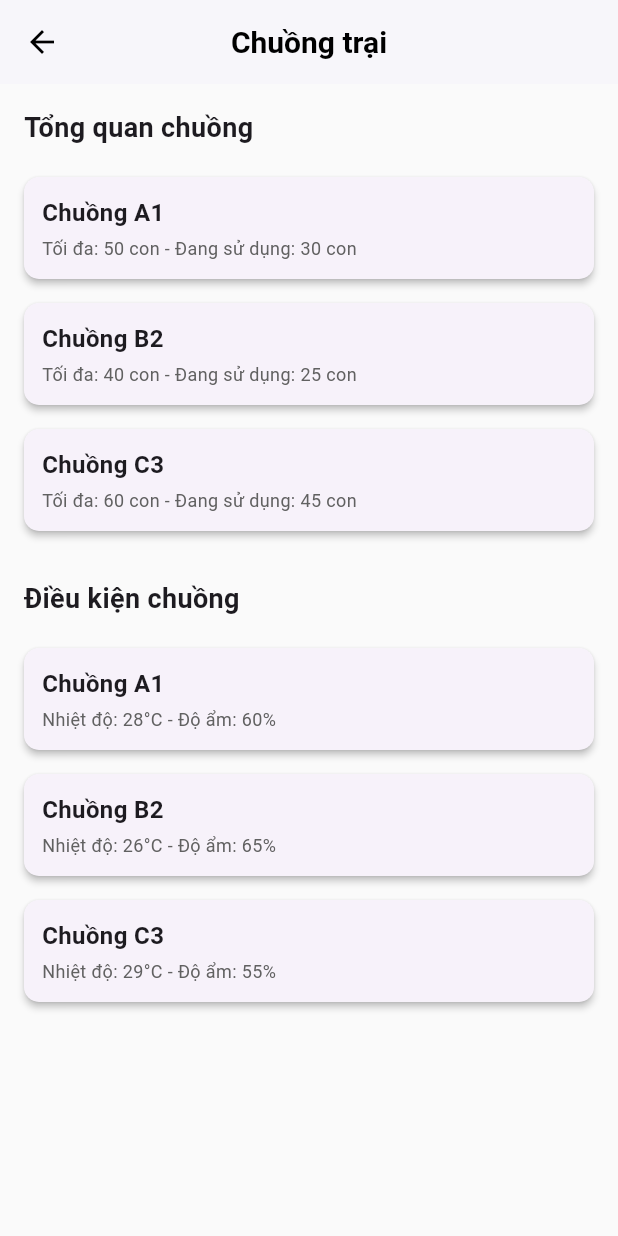
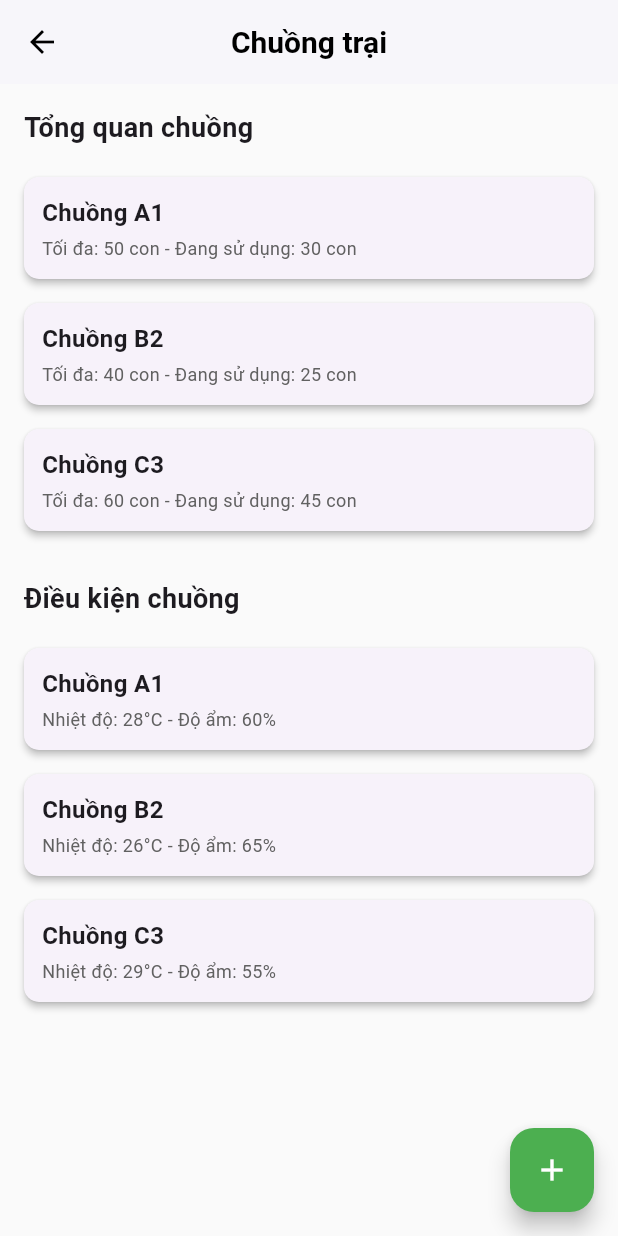
Before and after one commit to cattfan/LiveStockManagement, a Flutter app: the BarnManagementPage screen opened directly, on a phone screen of 412 x 824 dp. Run offline on Flutter 3.47's test engine with Material 3 defaults, Android fonts, the phone set to English and light mode, and no system bars; our stand-ins replace flutter_svg; network calls fail.

Commit message:
bo sung nut Them bi thieu truoc do

```diff
--- a/lib/Screens/home_child_screens/barn_management_page.dart
+++ b/lib/Screens/home_child_screens/barn_management_page.dart
@@ -46,6 +46,13 @@ class BarnManagementPage extends StatelessWidget {
           ],
         ),
       ),
+      floatingActionButton: FloatingActionButton(
+        onPressed: () {
+        },
+        backgroundColor: Colors.green,
+        child: const Icon(Icons.add, color: Colors.white),
+      ),
+      floatingActionButtonLocation: FloatingActionButtonLocation.endFloat,
     );
   }
 
```
Also changed, not shown: lib/Screens/home_child_screens/feed_management_page.dart (+7 -0 lines), lib/Screens/home_child_screens/storage_management_page.dart (+7 -0 lines), lib/Screens/home_child_screens/vaccination_page.dart (+7 -0 lines).
